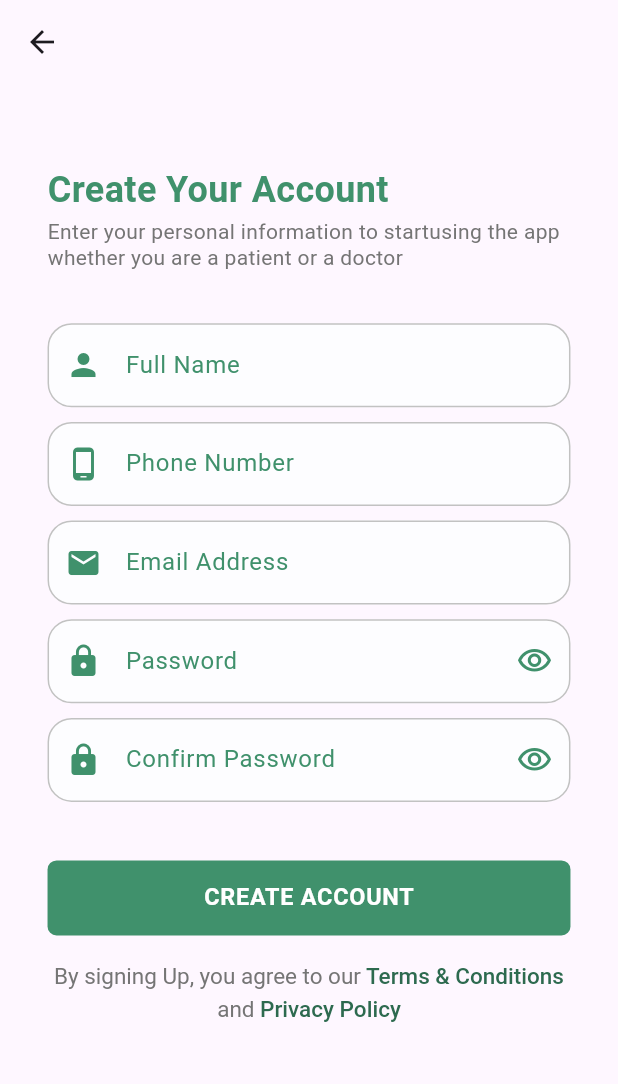
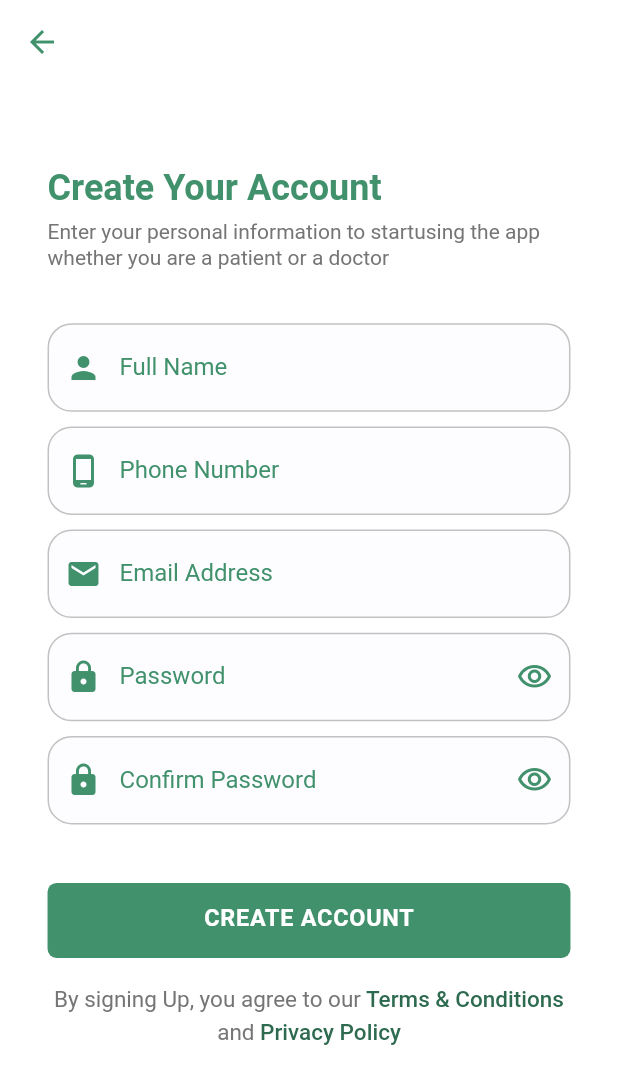
Before and after one commit to YoussifTaha/ankle_assess_app, a Flutter app: the SignupScreen screen opened by its route, on a phone screen of 412 x 824 dp. Shown: the top 1084 px of the screen. Run offline on Flutter 3.47's test engine with Material 3 defaults, Android fonts, the phone set to English and light mode, and no system bars; our stand-ins replace flutter_screenutil.

```diff
--- a/lib/ankle_assess_app.dart
+++ b/lib/ankle_assess_app.dart
@@ -2,6 +2,8 @@ import 'package:ankle_assess_app/core/routing/app_router.dart';
 import 'package:ankle_assess_app/core/routing/routes.dart';
 import 'package:flutter/material.dart';
 import 'package:flutter_screenutil/flutter_screenutil.dart';
+
+import 'core/theming/themes.dart';
 
 class AnkleAssessApp extends StatelessWidget {
   final AppRouter appRouter;
@@ -13,6 +15,7 @@ class AnkleAssessApp extends StatelessWidget {
       designSize: const Size(390, 844),
       minTextAdapt: true,
       child: MaterialApp(
+        theme: lightTheme,
         debugShowCheckedModeBanner: false,
         title: 'Antenatal App',
         initialRoute: Routes.onBoardingScreen,
--- /dev/null
+++ b/lib/core/theming/themes.dart
@@ -0,0 +1,79 @@
+import 'package:ankle_assess_app/core/theming/colors.dart';
+import 'package:flutter/material.dart';
+import 'package:flutter/services.dart';
+
+ThemeData lightTheme = ThemeData(
+  primaryColor: ColorManger.primary,
+  useMaterial3: false,
+  scaffoldBackgroundColor: Colors.white,
+  appBarTheme: const AppBarTheme(
+    titleSpacing: 20.0,
+    iconTheme: IconThemeData(
+      color: ColorManger.primary,
+    ),
+    color: Colors.white,
+    elevation: 0.0,
+    titleTextStyle: TextStyle(
+      color: ColorManger.primary,
+    ),
+    systemOverlayStyle: SystemUiOverlayStyle(
+      statusBarIconBrightness: Brightness.light,
+    ),
+  ),
+  bottomNavigationBarTheme: const BottomNavigationBarThemeData(
+    selectedIconTheme: IconThemeData(
+      color: ColorManger.primary,
+      fill: 1.0,
+    ),
+    backgroundColor: Colors.white,
+    elevation: 20.0,
+    type: BottomNavigationBarType.fixed,
+  ),
+  textTheme: const TextTheme(
+    bodyLarge: TextStyle(
+      fontSize: 30.0,
+      fontWeight: FontWeight.bold,
+      color: Colors.black,
+    ),
+  ),
+);
+
+// ThemeData darkTheme = ThemeData(
+//   useMaterial3: false,
+//   primarySwatch: Colors.deepOrange,
+//   scaffoldBackgroundColor: dark,
+//   appBarTheme: AppBarTheme(
+//     titleSpacing: 20.0,
+//     iconTheme: IconThemeData(
+//       color: ColorManager.primaryOnDark,
+//     ),
+//     color: ColorManager.lightBlack,
+//     elevation: 0.0,
+//     titleTextStyle: TextStyle(
+//       color: ColorManager.primaryOnDark,
+//     ),
+//     systemOverlayStyle: SystemUiOverlayStyle(
+//       statusBarColor: ColorManager.lightBlack,
+//       statusBarIconBrightness: Brightness.light,
+//     ),
+//   ),
+//   bottomNavigationBarTheme: BottomNavigationBarThemeData(
+//     unselectedIconTheme: IconThemeData(
+//       color: primaryOnDark,
+//     ),
+//     selectedIconTheme: const IconThemeData(
+//       color: Colors.deepOrange,
+//       fill: 1.0,
+//     ),
+//     backgroundColor: ColorManager.dark,
+//     elevation: 20.0,
+//     type: BottomNavigationBarType.fixed,
+//   ),
+//   textTheme: TextTheme(
+//     bodyLarge: TextStyle(
+//       fontSize: 30.0,
+//       fontWeight: FontWeight.bold,
+//       color: ColorManager.primaryOnDark,
+//     ),
+//   ),
+// );
```
Also changed, not shown: lib/features/onBoarding/ui/screens/onboarding_screen.dart (+67 -1 lines), lib/features/onBoarding/ui/widgets/player_image.dart (+13 -28 lines), assets/images/ankle.png (added), 2 other files.
